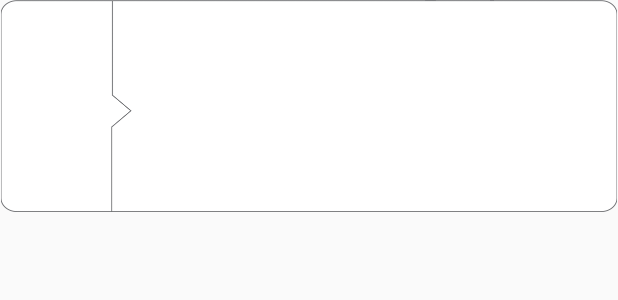
After one commit to benlinx1018/SicloviaApp, an Android app: the layout map_bar_parking.xml on its own in the app's theme, with its tools: preview values and no code run, on a phone screen of 412 x 824 dp. The commit adds this screen. Shown: the top 300 px of the screen. Run offline under Robolectric (Android 15) with nearby library versions, the phone set to English and light mode, and no system bars.

Commit message:
Marge again

```diff
--- a/app/src/main/java/com/siclovia/tang/siclovia/DistinctAlgorithm.java
+++ b/app/src/main/java/com/siclovia/tang/siclovia/DistinctAlgorithm.java
@@ -22,7 +22,7 @@ import com.google.maps.android.clustering.algo.StaticCluster;
  * Created by PSG-RDAA on 3/5/2016.
  */
 public class DistinctAlgorithm <T extends AppClusterItem> implements Algorithm<T> {
-    public static final int MAX_DISTANCE_AT_ZOOM = 25;
+    public static final int MAX_DISTANCE_AT_ZOOM = 30;
     /**
      * Any modifications should be synchronized on mQuadTree.
      */
--- /dev/null
+++ b/app/src/main/res/layout/map_bar_parking.xml
@@ -0,0 +1,14 @@
+<?xml version="1.0" encoding="utf-8"?>
+<LinearLayout xmlns:android="http://schemas.android.com/apk/res/android"
+    android:layout_width="match_parent"
+    android:layout_height="wrap_content"
+    android:orientation="horizontal">
+
+    <ImageView
+        android:layout_weight="1"
+        android:adjustViewBounds="true"
+        android:layout_width="0dp"
+        android:layout_height="wrap_content"
+        android:id="@+id/option_share_fb"
+        android:src="@drawable/map_bar_parking"/>
+</LinearLayout>
```
Also changed, not shown: app/src/main/java/com/siclovia/tang/siclovia/RouteActivity.java (+31 -13 lines), app/src/main/res/layout/map_info.xml (added, +14 -0 lines), app/src/main/res/drawable/map_bar_info.png (added), app/src/main/res/drawable/map_bar_parking.png (added).
